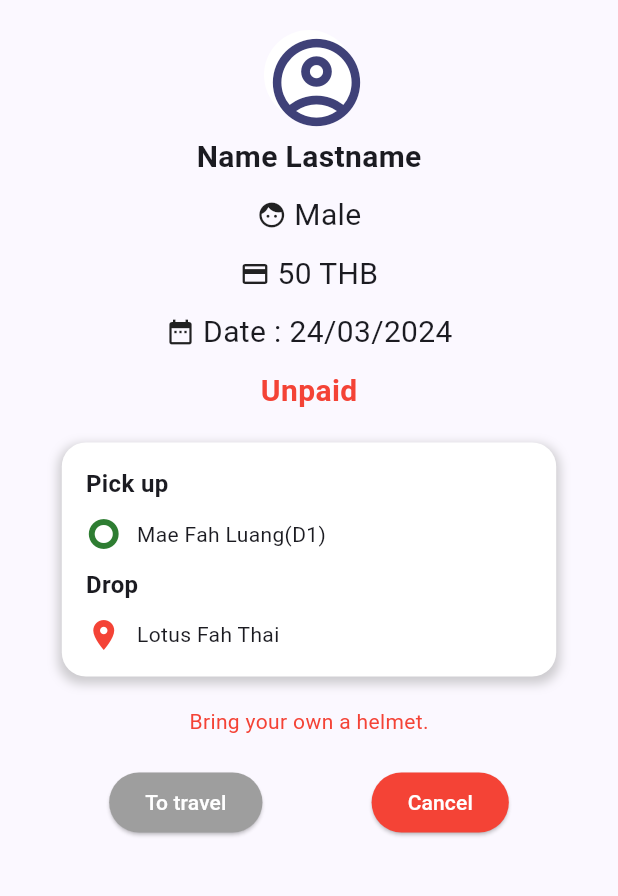
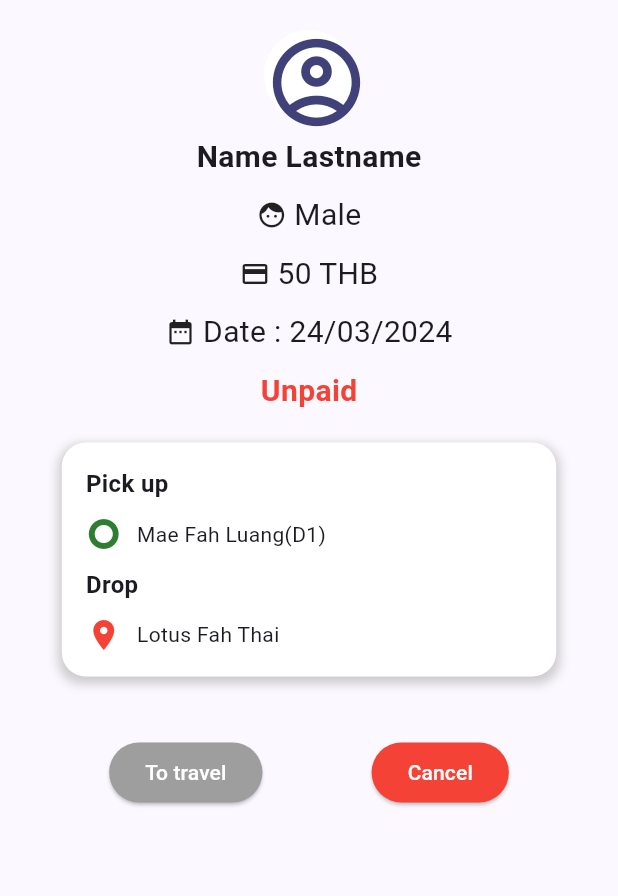
Before and after one commit to RELIEFCOSPLAY/GOTWO_APP, a Flutter app: the GotwoConCus screen opened directly, on a phone screen of 412 x 824 dp, the part 84-980 px from its top. Run offline on Flutter 3.47's test engine with Material 3 defaults, Android fonts, the phone set to English and light mode, and no system bars; our stand-ins replace flutter_secure_storage, image_picker, lorem_ipsum, shared_preferences; accounts and stored records are empty; network calls fail.

Commit message:
ทำให้คำว่าเอาหมวกมาหายไป

```diff
--- a/lib/Page_n/gotwo_confirmCustomer.dart
+++ b/lib/Page_n/gotwo_confirmCustomer.dart
@@ -10,6 +10,7 @@ class GotwoConCus extends StatefulWidget {
 class _GotwoConCus extends State<GotwoConCus> {
   final _formKey = GlobalKey<FormState>();
 
+  // ฟังก์ชันแสดง AlertDialog เมื่อยอมรับคำขอ
   Future<void> _showDialog() async {
     return showDialog(
       context: context,
@@ -21,10 +22,10 @@ class _GotwoConCus extends State<GotwoConCus> {
             TextButton(
               onPressed: () {
                 Navigator.of(context).pop();
-                // // go to next page
-                // // Navigator.push(
-                // //   context,
-                // //   MaterialPageRoute(builder: (context) => const ConfirmRider()),
+                // สามารถนำไปยังหน้าถัดไปได้
+                // Navigator.push(
+                //   context,
+                //   MaterialPageRoute(builder: (context) => ConfirmRiderPage()),
                 // );
               },
               child: const Text('OK'),
@@ -35,19 +36,18 @@ class _GotwoConCus extends State<GotwoConCus> {
     );
   }
 
+  // ฟังก์ชันแสดง AlertDialog เมื่อปฏิเสธคำขอ
   Future<void> _showRejectDialog() async {
     return showDialog(
       context: context,
       builder: (BuildContext context) {
         return AlertDialog(
-          // title: const Text('Request'),
           content: Column(
             mainAxisSize: MainAxisSize.min,
             children: [
               const Text(
                   'There is a request to join. Do you still want to delete this post?'),
               const SizedBox(height: 10),
-              // add black textfield
               TextFormField(
                 decoration: const InputDecoration(
                   border: OutlineInputBorder(),
@@ -73,12 +73,10 @@ class _GotwoConCus extends State<GotwoConCus> {
                 ),
                 ElevatedButton(
                   onPressed: () async {
-                    // close dialog
                     Navigator.of(context).pop();
                   },
                   style: ElevatedButton.styleFrom(
                       backgroundColor: Colors.grey,
-                      // set border radius to 0
                       shape: RoundedRectangleBorder(
                         borderRadius: BorderRadius.circular(0),
                       )),
@@ -93,6 +91,7 @@ class _GotwoConCus extends State<GotwoConCus> {
     );
   }
 
+  // แสดงข้อมูลผู้ใช้
   Widget _userData(String name, String balance, String sex, String date) {
     return Column(
       mainAxisAlignment: MainAxisAlignment.center,
@@ -105,16 +104,13 @@ class _GotwoConCus extends State<GotwoConCus> {
         const SizedBox(height: 10),
         Text(
           name,
-          style: TextStyle(fontSize: 20, fontWeight: FontWeight.bold),
+          style: const TextStyle(fontSize: 20, fontWeight: FontWeight.bold),
         ),
         const SizedBox(height: 10),
         Row(
           mainAxisAlignment: MainAxisAlignment.center,
           children: [
-            const Icon(
-              Icons.face,
-              size: 20,
-            ),
+            const Icon(Icons.face, size: 20),
             const SizedBox(width: 5),
             Text(sex, style: const TextStyle(fontSize: 20)),
           ],
@@ -123,10 +119,7 @@ class _GotwoConCus extends State<GotwoConCus> {
         Row(
           mainAxisAlignment: MainAxisAlignment.center,
           children: [
-            const Icon(
-              Icons.credit_card,
-              size: 20,
-            ),
+            const Icon(Icons.credit_card, size: 20),
             const SizedBox(width: 5),
             Text("$balance THB", style: const TextStyle(fontSize: 20)),
           ],
@@ -135,10 +128,7 @@ class _GotwoConCus extends State<GotwoConCus> {
         Row(
           mainAxisAlignment: MainAxisAlignment.center,
           children: [
-            const Icon(
-              Icons.date_range,
-              size: 20,
-            ),
+            const Icon(Icons.date_range, size: 20),
             const SizedBox(width: 5),
             Text("Date : $date", style: const TextStyle(fontSize: 20)),
           ],
@@ -148,6 +138,7 @@ class _GotwoConCus extends State<GotwoConCus> {
     );
   }
 
+  // แสดงสถานที่รับ-ส่ง
   Widget _pickupDropoff(String pickup, String dropoff) {
     return Container(
       padding: const EdgeInsets.all(16),
@@ -169,30 +160,28 @@ class _GotwoConCus extends State<GotwoConCus> {
         child: Column(
           crossAxisAlignment: CrossAxisAlignment.start,
           children: [
-            Text(
+            const Text(
               "Pick up",
               style: TextStyle(fontSize: 16, fontWeight: FontWeight.bold),
             ),
-            SizedBox(height: 10),
+            const SizedBox(height: 10),
             Row(
               children: [
                 Icon(Icons.trip_origin, color: Colors.green[800]),
-                SizedBox(width: 10),
-                Expanded(
-                  child: Text(pickup),
-                ),
+                const SizedBox(width: 10),
+                Expanded(child: Text(pickup)),
               ],
             ),
-            SizedBox(height: 10),
-            Text(
+            const SizedBox(height: 10),
+            const Text(
               "Drop",
               style: TextStyle(fontSize: 16, fontWeight: FontWeight.bold),
             ),
-            SizedBox(height: 10),
+            const SizedBox(height: 10),
             Row(
               children: [
                 Icon(Icons.location_on, color: Colors.red),
-                SizedBox(width: 10),
+                const SizedBox(width: 10),
                 Expanded(child: Text(dropoff)),
               ],
             ),
@@ -202,8 +191,8 @@ class _GotwoConCus extends State<GotwoConCus> {
     );
   }
 
+  // แสดงข้อความสถานะ
   Widget _statustext(dynamic status) {
-    // ตรวจสอบค่าสถานะ
     if (status == 'Paid' || status == 1) {
       return const Text(
         'Paid',
@@ -227,38 +216,40 @@ class _GotwoConCus extends State<GotwoConCus> {
 
   @override
   Widget build(BuildContext context) {
+    // สมมติว่ามีการใช้ status_helmet ในการตัดสินใจ
+    dynamic statusHelmet = 0; // แทนค่า status_helmet ที่คุณได้รับจริงๆ
+
     return Scaffold(
       appBar: AppBar(
         backgroundColor: const Color(0xFF1A1C43),
         elevation: 0,
         leading: IconButton(
           icon: const Icon(Icons.arrow_back_ios, color: Colors.white),
-          onPressed: () {},
+          onPressed: () {
+            Navigator.pop(context); // เพิ่มการทำงานของปุ่มย้อนกลับ
+          },
         ),
         title: const Text('Confirm', style: TextStyle(color: Colors.white)),
         centerTitle: true,
       ),
-      // backgroundColor: const Color(0xFF1C2C5E),
       body: Center(
         child: Column(
           children: <Widget>[
-            // add border raidus to the container
             const SizedBox(height: 20),
-            _userData(
-              "Name Lastname",
-              "50",
-              "Male",
-              "24/03/2024",
-            ),
-            _statustext("Unpaid"),
+            _userData("Name Lastname", "50", "Male", "24/03/2024"),
+            _statustext(
+                statusHelmet), // เปลี่ยนค่าที่ใช้จาก "Unpaid" เป็น statusHelmet
             const SizedBox(height: 20),
             _pickupDropoff("Mae Fah Luang(D1)", "Lotus Fah Thai"),
+            const SizedBox(height: 20),
 
-            const SizedBox(height: 20),
-            const Text(
-              "Bring your own a helmet.",
-              style: TextStyle(fontSize: 14, color: Colors.red),
-            ),
+            // แสดงข้อความเฉพาะเมื่อ statusHelmet ไม่ใช่ 0
+            if (statusHelmet != 0)
+              const Text(
+                "Bring your own a helmet.",
+                style: TextStyle(fontSize: 14, color: Colors.red),
+              ),
+
             const SizedBox(height: 20),
             Row(
               mainAxisAlignment: MainAxisAlignment.spaceEvenly,
```
Also changed, not shown: lib/tabs/testconfirm.dart (+15 -7 lines).
